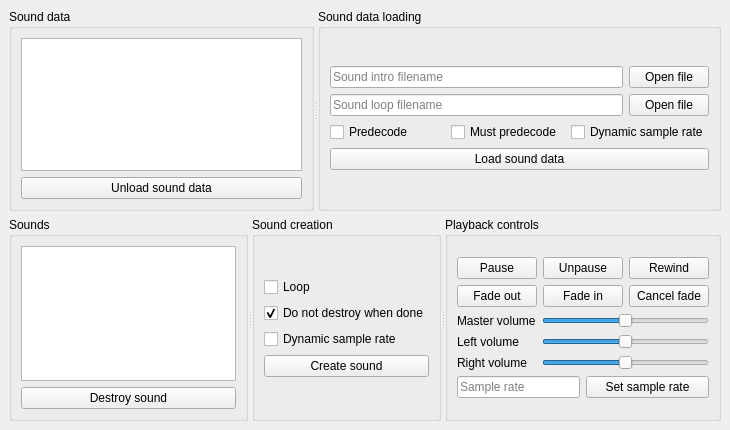
Qt form examples/gui-qt/mainwindow.ui (Clownacy/clownaudio) before a commit.
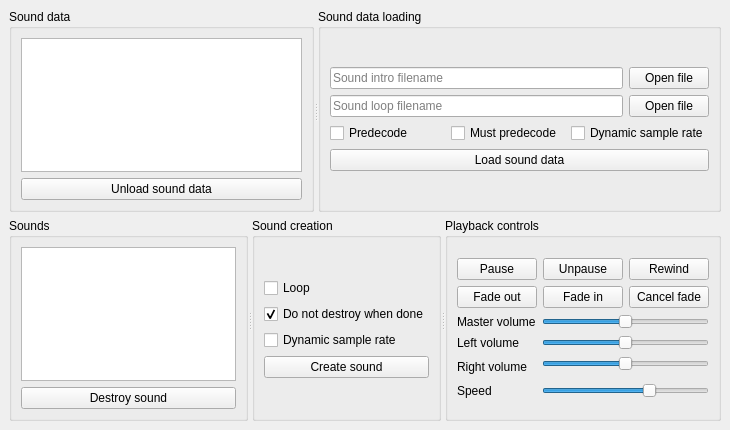
The same form after that commit.

Commit message:
Replace SetSampleRate with SetSpeed
This way, you don't have to know the sample rate of the sound you're
playing to get a desired speed.

What changed in the file:
```diff
--- a/examples/gui-qt/mainwindow.ui
+++ b/examples/gui-qt/mainwindow.ui
@@ -386,7 +386,7 @@
          </layout>
         </item>
         <item>
-         <layout class="QFormLayout" name="formLayout">
+         <layout class="QGridLayout" name="gridLayout_3">
           <property name="sizeConstraint">
            <enum>QLayout::SetDefaultConstraint</enum>
           </property>
@@ -472,7 +472,7 @@
             </property>
            </widget>
           </item>
-          <item row="2" column="0">
+          <item row="2" column="0" rowspan="2">
            <widget class="QLabel" name="label_RightVolume">
             <property name="enabled">
              <bool>true</bool>
@@ -510,39 +510,23 @@
             </property>
            </widget>
           </item>
-         </layout>
-        </item>
-        <item>
-         <layout class="QHBoxLayout" name="horizontalLayout_6">
-          <item>
-           <widget class="QLineEdit" name="lineEdit_SampleRate">
-            <property name="enabled">
-             <bool>true</bool>
-            </property>
-            <property name="sizePolicy">
-             <sizepolicy hsizetype="Minimum" vsizetype="Fixed">
-              <horstretch>0</horstretch>
-              <verstretch>0</verstretch>
-             </sizepolicy>
-            </property>
-            <property name="placeholderText">
-             <string>Sample rate</string>
+          <item row="4" column="0">
+           <widget class="QLabel" name="label">
+            <property name="text">
+             <string>Speed</string>
             </property>
            </widget>
           </item>
-          <item>
-           <widget class="QPushButton" name="pushButton_SetSampleRate">
-            <property name="enabled">
-             <bool>true</bool>
+          <item row="4" column="1">
+           <widget class="QSlider" name="horizontalSlider_Speed">
+            <property name="maximum">
+             <number>131072</number>
             </property>
-            <property name="sizePolicy">
-             <sizepolicy hsizetype="Minimum" vsizetype="Fixed">
-              <horstretch>0</horstretch>
-              <verstretch>0</verstretch>
-             </sizepolicy>
+            <property name="value">
+             <number>65536</number>
             </property>
-            <property name="text">
-             <string>Set sample rate</string>
+            <property name="orientation">
+             <enum>Qt::Horizontal</enum>
             </property>
            </widget>
           </item>
```
The commit also changes 8 other files.
